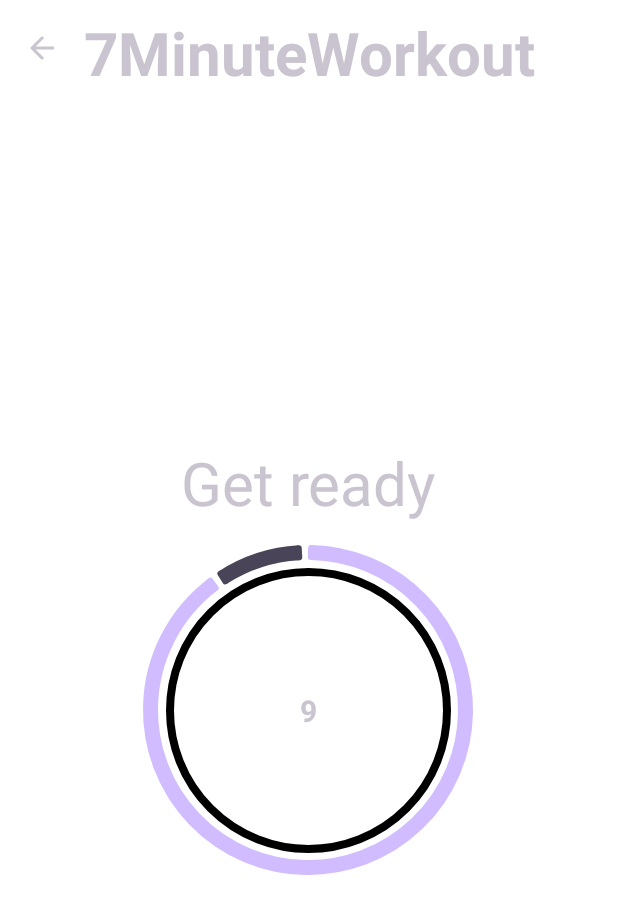
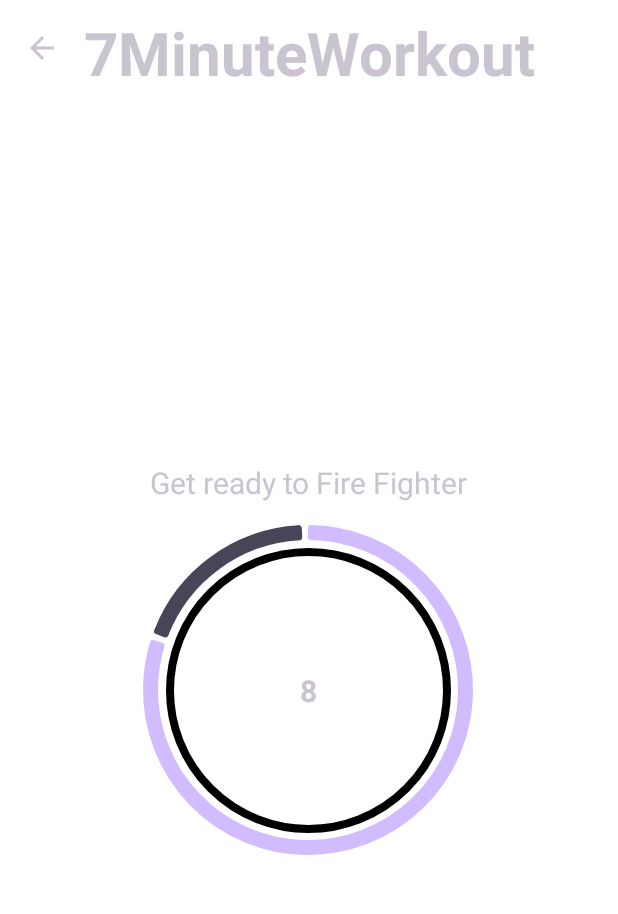
Before and after one commit to dolgovv/7MinuteWorkout, an Android app: the ExerciseActivity screen opened directly, with no data from a screen before it, on a phone screen of 412 x 824 dp. Shown: the top 914 px of the screen. Run offline under Robolectric (Android 15) with nearby library versions, the phone set to English and light mode, and no system bars.

Commit message:
Fucked up commit
Added:
- Code comments
- Resources for exercises
- 1 more exercise at Constants

Fixed:
- Rest and Running setting up functions
- Rest and Running countdown timer`s algorithm
- Rest and Running UI
- Start button text
...
- my fucking brain which is going to only write clean code since now. god freaking damn it

```diff
--- a/app/src/main/java/com/example/a7minuteworkout/Constants.kt
+++ b/app/src/main/java/com/example/a7minuteworkout/Constants.kt
@@ -4,12 +4,28 @@ class Constants {
     companion object{
           fun defaultExerciseList(): ArrayList<ExerciseModel>{
               val exerciseList = ArrayList<ExerciseModel>()
+
               val cableFly = ExerciseModel(1,
-                  "Cable Fly",
-                  R.drawable.chest_cable_fly_straight,
+                  "Fire Fighter",
+                  R.drawable.fire_fighters,
                   false,
                   false)
               exerciseList.add(cableFly)
+
+              val kneeInCrunch = ExerciseModel(2,
+              "Knee in Crunch",
+              R.drawable.kneein_crunches,
+              false,
+              false)
+              exerciseList.add(kneeInCrunch)
+
+              val gluteBridge = ExerciseModel(3,
+              "Glute Bridge",
+              R.drawable.glute_bridge,
+              false,
+              false)
+              exerciseList.add(gluteBridge)
+
 
               //a place for an exercises
 
--- a/app/src/main/java/com/example/a7minuteworkout/ExerciseActivity.kt
+++ b/app/src/main/java/com/example/a7minuteworkout/ExerciseActivity.kt
@@ -47,10 +47,10 @@ class ExerciseActivity : AppCompatActivity() {
         upper_case_exercise_running.setNavigationOnClickListener {
             onBackPressed()
         }
-        setUpRestView()
+
 
         exerciseList = Constants.defaultExerciseList()
-
+        setUpRestView()
     }
 
     override fun onDestroy() {
@@ -61,63 +61,87 @@ class ExerciseActivity : AppCompatActivity() {
         super.onDestroy()
     }
 
+    //установка экрана отдыха
+    //скрывает экран выполнения, сбрасывает таймер отдыха, устанавливает таймер отдыха
+    private fun setUpRestView() {
+        llStartCountDown.visibility = View.VISIBLE
+        llRunning.visibility = View.GONE
+        if (restTimer != null) {
+            restTimer!!.cancel()
+            restProgress = 0
+        }
+        tvTextRest.text = "Get ready to ${exerciseList!![currentExercise+1].getName()}"
+        setRestProgressBar()
+    }
+
+    //установка экрана выполнения упражнения
+    //скрывает экран отдыха, сбрасывает таймер выполнения, уст. картинки и текста, устанавливает таймер выполнения
+    private fun setUpRunningView() {
+
+        llRunning.visibility = View.VISIBLE
+        llStartCountDown.visibility = View.GONE
+
+        if (runningTimer != null) {
+            runningTimer!!.cancel()
+            runningProgress = 0
+        }
+        //setup exercise details
+            ivImage.setImageResource(exerciseList!![currentExercise].getImage())
+            tvTextRunning.text = exerciseList!![currentExercise].getName()
+            startRunningProgressBar()
+    }
+
+    //установка и указания прогрессбара-таймера отдыха
     private fun setRestProgressBar() {
+
         exerProgressBar.progress = restProgress
         restTimer = object : CountDownTimer(10000, 1000) {
             override fun onTick(millisUntilFinished: Long) {
                 restProgress++
-                exerProgressBar.progress = 11 - restProgress
-                tvTimer.text = (11 - restProgress).toString()
+                exerProgressBar.progress = 10 - restProgress
+                tvTimer.text = (10 - restProgress).toString()
             }
 
             override fun onFinish() {
+                //timer is gone - adjusting current exercise count - reset resProgress - setup running view
                 currentExercise++
-                Toast.makeText(
-                    this@ExerciseActivity, "dawaii pognall",
-                    Toast.LENGTH_SHORT
-                ).show()
-                llRunning.visibility = View.VISIBLE
-                llStartCountDown.visibility = View.GONE
-                startRunningProgressBar()
                 restProgress = 0
                 setUpRunningView()
             }
         }.start()
-
     }
 
+    //установка и указания прогрессбара-таймера выполнения упражнения
     private fun startRunningProgressBar() {
+
+        //timer algorithm setup
         exerProgressBar_running.progress = runningProgress
-        runningTimer = object : CountDownTimer(15000, 1000) {
+        runningTimer = object : CountDownTimer(30000, 1000) {
             override fun onTick(millisUntilFinished: Long) {
+
                 runningProgress++
-                exerProgressBar_running.progress = 16 - runningProgress
-                tvTimer_running.text = (16 - runningProgress).toString()
+                exerProgressBar_running.progress = 30 - runningProgress
+                tvTimer_running.text = (30 - runningProgress).toString()
             }
 
             override fun onFinish() {
-                Toast.makeText(
-                    this@ExerciseActivity, "done yept",
-                    Toast.LENGTH_SHORT
-                ).show()
+                //timer is gone - reset running progress - another view setup
+                runningProgress = 0
+                //setting up rest view if next exercise is available
+                if (currentExercise+1<exerciseList!!.size){
+                setUpRestView()
+                }else{ //otherwise showing something
+                    Toast.makeText(this@ExerciseActivity, "gospodi blyat", Toast.LENGTH_SHORT).show()
+                }
             }
         }.start()
     }
 
-    private fun setUpRestView() {
-        if (restTimer != null) {
-            restTimer!!.cancel()
-            restProgress = 0
-        }
 
-        setRestProgressBar()
-    }
-    private fun setUpRunningView() {
-        if (runningTimer != null) {
-            runningTimer!!.cancel()
-            runningProgress = 0
-        }
+}
 
-        startRunningProgressBar()
-    }
-}
+//установка отдыха с таймером - таймер кончился (+1 тек.упр -
+// установка выполнения с таймером - таймер кончился -
+// установка отдыха с таймером - таймер кончился (+1 тек.упр
+
+//возникает проблема с установкой таймера отдыха
--- a/app/src/main/res/layout/activity_exercise.xml
+++ b/app/src/main/res/layout/activity_exercise.xml
@@ -38,10 +38,11 @@
             android:gravity="center">
 
             <TextView
+                android:id="@+id/tvTextRest"
                 android:layout_width="wrap_content"
                 android:layout_height="wrap_content"
-                android:text="Get ready"
-                android:textSize="40sp"/>
+                android:text=""
+                android:textSize="20sp"/>
 
             <LinearLayout
                 android:layout_width="250dp"
@@ -113,7 +114,16 @@
             android:orientation="vertical"
             android:gravity="center">
 
+            <ImageView
+                android:id="@+id/ivImage"
+                android:layout_width="match_parent"
+                android:layout_height="250dp"
+                android:src="@drawable/mainscreen"
+                />
+
+
             <TextView
+                android:id="@+id/tvTextRunning"
                 android:layout_width="wrap_content"
                 android:layout_height="wrap_content"
                 android:text="Get ready"
--- a/app/src/main/res/layout/activity_main.xml
+++ b/app/src/main/res/layout/activity_main.xml
@@ -30,7 +30,7 @@
                 android:layout_width="match_parent"
                 android:layout_height="match_parent"
                 android:textSize="15sp"
-                android:text="@string/app_name"
+                android:text="PRESS TO START"
                 android:gravity="center"
                 android:textStyle="bold"
                 android:textColor="@color/black"/>
```
Also changed, not shown: app/src/main/res/drawable/bicycle_crunches.jpg (added), app/src/main/res/drawable/fire_fighters.jpg (added), app/src/main/res/drawable/glute_bridge.jpg (added), app/src/main/res/drawable/high_knees.jpg (added), app/src/main/res/drawable/kneein_crunches.jpg (added), app/src/main/res/drawable/mountain_climbers.jpg (added), app/src/main/res/drawable/reverse_crunches.jpg (added).
